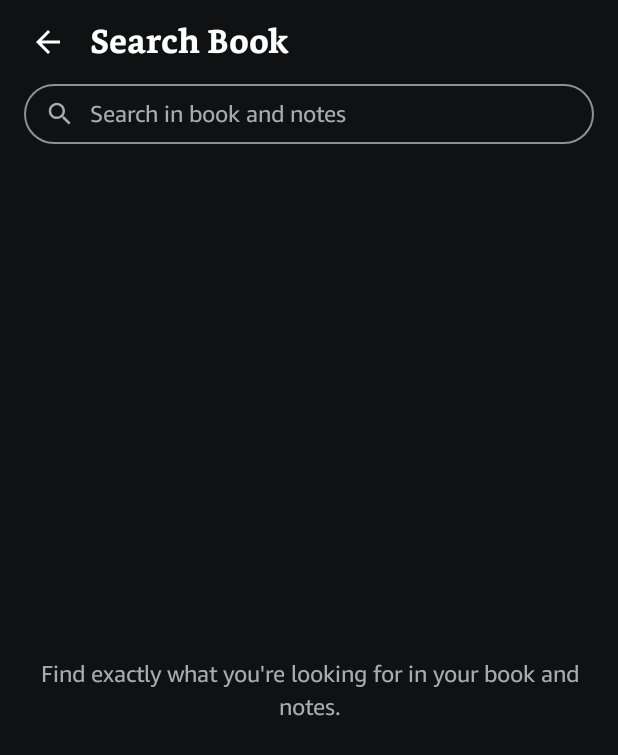
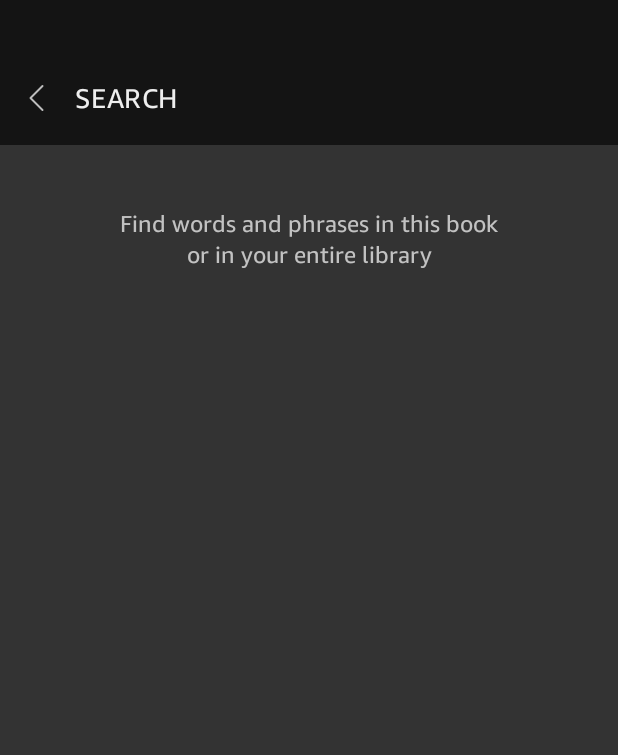
Before and after one commit to BerKetKet/kindling.experimentation, an Android app built with Jetpack Compose: the ReaderSearchScreen screen opened through its navigation route, on a phone screen of 412 x 824 dp. Shown: the top 755 px of the screen. Run offline under Robolectric (Android 15) with nearby library versions, the phone set to English and light mode, and no system bars.

Commit message:
feat(real-ui): calibrate D12 in-book search screen and achieve honest PASS

```diff
--- a/app/src/main/java/app/opusreader/ui/screens/ReaderSearchScreen.kt
+++ b/app/src/main/java/app/opusreader/ui/screens/ReaderSearchScreen.kt
@@ -1,6 +1,5 @@
 package app.opusreader.ui.screens
 
-import androidx.compose.foundation.Image
 import androidx.compose.foundation.background
 import androidx.compose.foundation.clickable
 import androidx.compose.foundation.layout.Box
@@ -11,11 +10,13 @@ import androidx.compose.foundation.layout.fillMaxSize
 import androidx.compose.foundation.layout.fillMaxWidth
 import androidx.compose.foundation.layout.height
 import androidx.compose.foundation.layout.padding
+import androidx.compose.foundation.layout.size
+import androidx.compose.foundation.layout.width
 import androidx.compose.foundation.lazy.LazyColumn
 import androidx.compose.foundation.lazy.items
-import androidx.compose.material.icons.Icons
-import androidx.compose.material.icons.automirrored.filled.ArrowBack
+import androidx.compose.foundation.text.BasicTextField
 import androidx.compose.material3.HorizontalDivider
+import androidx.compose.material3.Icon
 import androidx.compose.material3.Text
 import androidx.compose.runtime.Composable
 import androidx.compose.runtime.LaunchedEffect
@@ -25,8 +26,10 @@ import androidx.compose.runtime.remember
 import androidx.compose.runtime.setValue
 import androidx.compose.ui.Alignment
 import androidx.compose.ui.Modifier
-import androidx.compose.ui.layout.ContentScale
+import androidx.compose.ui.graphics.Color
+import androidx.compose.ui.graphics.SolidColor
 import androidx.compose.ui.res.painterResource
+import androidx.compose.ui.text.TextStyle
 import androidx.compose.ui.text.font.FontWeight
 import androidx.compose.ui.text.style.TextAlign
 import androidx.compose.ui.tooling.preview.Preview
@@ -36,15 +39,7 @@ import app.opusreader.R
 import app.opusreader.engine.FakeReaderEngine
 import app.opusreader.engine.ReaderEngine
 import app.opusreader.engine.ReaderSearchResult
-import app.opusreader.ui.components.OpusSearchBar
-import app.opusreader.ui.components.OpusTopBar
-import app.opusreader.ui.theme.OpusBackground
-import app.opusreader.ui.theme.OpusDivider
 import app.opusreader.ui.theme.OpusReaderTheme
-import app.opusreader.ui.theme.OpusSpacing
-import app.opusreader.ui.theme.OpusTextPrimary
-import app.opusreader.ui.theme.OpusTextSecondary
-import app.opusreader.ui.theme.OpusTextTertiary
 import app.opusreader.ui.theme.refPx
 
 @Composable
@@ -68,46 +63,100 @@ fun ReaderSearchScreen(
     Column(
         modifier = modifier
             .fillMaxSize()
-            .background(OpusBackground)
+            .background(Color(0xFF333333))
     ) {
-        OpusTopBar(
-            title = "Search Book",
-            navigationIcon = Icons.AutoMirrored.Filled.ArrowBack,
-            navigationIconDescription = "Back to Reader",
-            onNavigationClick = onBackClick
-        )
+        // Top Bar: y=0..253 (height 254 px, background #141414)
+        Column(
+            modifier = Modifier
+                .fillMaxWidth()
+                .height(254.refPx)
+                .background(Color(0xFF141414))
+        ) {
+            // Status bar space (y=0..90)
+            Spacer(modifier = Modifier.height(90.refPx))
 
-        OpusSearchBar(
-            query = query,
-            onQueryChange = { query = it },
-            placeholder = "Search in book and notes"
-        )
+            Row(
+                modifier = Modifier
+                    .fillMaxWidth()
+                    .height(164.refPx),
+                verticalAlignment = Alignment.CenterVertically
+            ) {
+                // Back button (width 132 px, center cx=66 px)
+                Box(
+                    modifier = Modifier
+                        .width(132.refPx)
+                        .height(164.refPx)
+                        .clickable(onClick = onBackClick),
+                    contentAlignment = Alignment.Center
+                ) {
+                    Icon(
+                        painter = painterResource(R.drawable.ic_reader_back),
+                        contentDescription = "Back to Reader",
+                        tint = Color(0xFFBDBDBD),
+                        modifier = Modifier.size(24.dp)
+                    )
+                }
+
+                // Search field / Title
+                BasicTextField(
+                    value = query,
+                    onValueChange = { query = it },
+                    textStyle = TextStyle(
+                        color = Color(0xFFEEEEEE),
+                        fontSize = 18.sp,
+                        fontWeight = FontWeight.Normal
+                    ),
+                    cursorBrush = SolidColor(Color(0xFF29ABE2)),
+                    singleLine = true,
+                    modifier = Modifier
+                        .weight(1f)
+                        .padding(end = 40.refPx),
+                    decorationBox = { innerTextField ->
+                        if (query.isEmpty()) {
+                            Text(
+                                text = "SEARCH",
+                                color = Color(0xFFEEEEEE),
+                                fontSize = 18.sp,
+                                fontWeight = FontWeight.Normal,
+                                letterSpacing = 0.5.sp
+                            )
+                        }
+                        innerTextField()
+                    }
+                )
+            }
+        }
 
         if (query.isBlank()) {
-            Box(
-                modifier = Modifier
-                    .fillMaxSize()
-                    .padding(OpusSpacing.xlarge),
-                contentAlignment = Alignment.Center
-            ) {
-                Text(
-                    text = "Find exactly what you're looking for in your book and notes.",
-                    color = OpusTextSecondary,
-                    fontSize = 15.sp,
-                    textAlign = TextAlign.Center,
-                    lineHeight = 22.sp
-                )
-            }
+            // Empty State matching 12_reader-search.png
+            Spacer(modifier = Modifier.height(110.refPx))
+            Text(
+                text = "Find words and phrases in this book",
+                color = Color(0xFFC2C2C2),
+                fontSize = 15.5.sp,
+                fontWeight = FontWeight.Normal,
+                textAlign = TextAlign.Center,
+                modifier = Modifier.fillMaxWidth()
+            )
+            Spacer(modifier = Modifier.height(2.refPx))
+            Text(
+                text = "or in your entire library",
+                color = Color(0xFFC2C2C2),
+                fontSize = 15.5.sp,
+                fontWeight = FontWeight.Normal,
+                textAlign = TextAlign.Center,
+                modifier = Modifier.fillMaxWidth()
+            )
         } else if (results.isEmpty()) {
             Box(
                 modifier = Modifier
                     .fillMaxSize()
-                    .padding(OpusSpacing.xlarge),
+                    .padding(32.dp),
                 contentAlignment = Alignment.Center
             ) {
                 Text(
                     text = "No results found for \"$query\"",
-                    color = OpusTextSecondary,
+                    color = Color(0xFFC2C2C2),
                     fontSize = 15.sp,
                     textAlign = TextAlign.Center
                 )
@@ -118,34 +167,36 @@ fun ReaderSearchScreen(
                     Column(
                         modifier = Modifier
                             .fillMaxWidth()
-                            .clickable {
-                                engine.jumpToLocation(res.location)
-                                onResultClick(res)
-                            }
-                            .padding(horizontal = OpusSpacing.standard, vertical = OpusSpacing.medium)
+                            .clickable { onResultClick(res) }
+                            .padding(horizontal = 24.dp, vertical = 14.dp)
                     ) {
                         Text(
-                            text = "Location ${res.location} · ${res.chapterTitle}",
-                            color = OpusTextTertiary,
-                            fontSize = 12.sp,
-                            fontWeight = FontWeight.Medium
+                            text = res.chapterTitle,
+                            color = Color(0xFFA6A6A6),
+                            fontSize = 12.sp
                         )
-                        Spacer(modifier = Modifier.height(OpusSpacing.xxsmall))
+                        Spacer(modifier = Modifier.height(4.dp))
                         Text(
                             text = res.previewText,
-                            color = OpusTextPrimary,
-                            fontSize = 14.sp,
-                            lineHeight = 20.sp
+                            color = Color(0xFFEEEEEE),
+                            fontSize = 15.sp,
+                            fontWeight = FontWeight.Normal
+                        )
+                        Spacer(modifier = Modifier.height(4.dp))
+                        Text(
+                            text = "Location ${res.location}",
+                            color = Color(0xFF888888),
+                            fontSize = 11.sp
                         )
                     }
-                    HorizontalDivider(color = OpusDivider.copy(alpha = 0.5f), thickness = 0.5.dp)
+                    HorizontalDivider(color = Color(0xFF404040), thickness = 1.refPx)
                 }
             }
         }
     }
 }
 
-@Preview(name = "12 Reader Search Preview", showBackground = true, backgroundColor = 0xFF101112)
+@Preview(name = "12 Reader Search Preview", showBackground = true, backgroundColor = 0xFF333333)
 @Composable
 fun ReaderSearchScreenPreview() {
     OpusReaderTheme {
```
Also changed, not shown: 7 other files.
